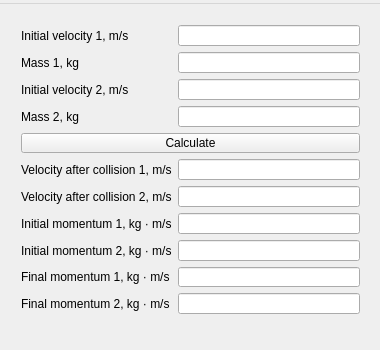
First picture: the form in mainwindow.ui, repository airled/elastic_collision_calculator, before the edit.
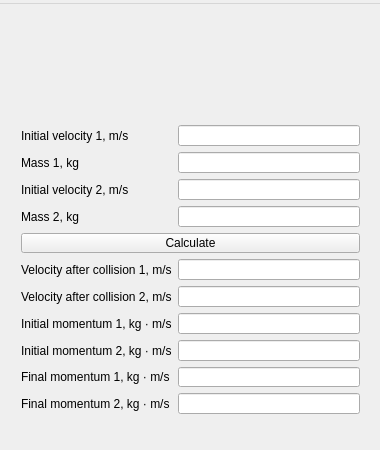
Second picture: the form after the edit.

Diff of the .ui file:
```diff
--- a/mainwindow.ui
+++ b/mainwindow.ui
@@ -10,7 +10,7 @@
     <x>0</x>
     <y>0</y>
     <width>380</width>
-    <height>350</height>
+    <height>450</height>
    </rect>
   </property>
   <property name="sizePolicy">
@@ -22,13 +22,13 @@
   <property name="minimumSize">
    <size>
     <width>380</width>
-    <height>350</height>
+    <height>450</height>
    </size>
   </property>
   <property name="maximumSize">
    <size>
     <width>380</width>
-    <height>350</height>
+    <height>450</height>
    </size>
   </property>
   <property name="windowTitle">
@@ -39,7 +39,7 @@
     <property name="geometry">
      <rect>
       <x>10</x>
-      <y>10</y>
+      <y>110</y>
       <width>361</width>
       <height>311</height>
      </rect>
@@ -184,6 +184,22 @@
      </item>
     </layout>
    </widget>
+   <widget class="QLabel" name="pic">
+    <property name="geometry">
+     <rect>
+      <x>10</x>
+      <y>10</y>
+      <width>361</width>
+      <height>91</height>
+     </rect>
+    </property>
+    <property name="text">
+     <string/>
+    </property>
+    <property name="alignment">
+     <set>Qt::AlignCenter</set>
+    </property>
+   </widget>
   </widget>
   <widget class="QMenuBar" name="menuBar">
    <property name="geometry">
```
